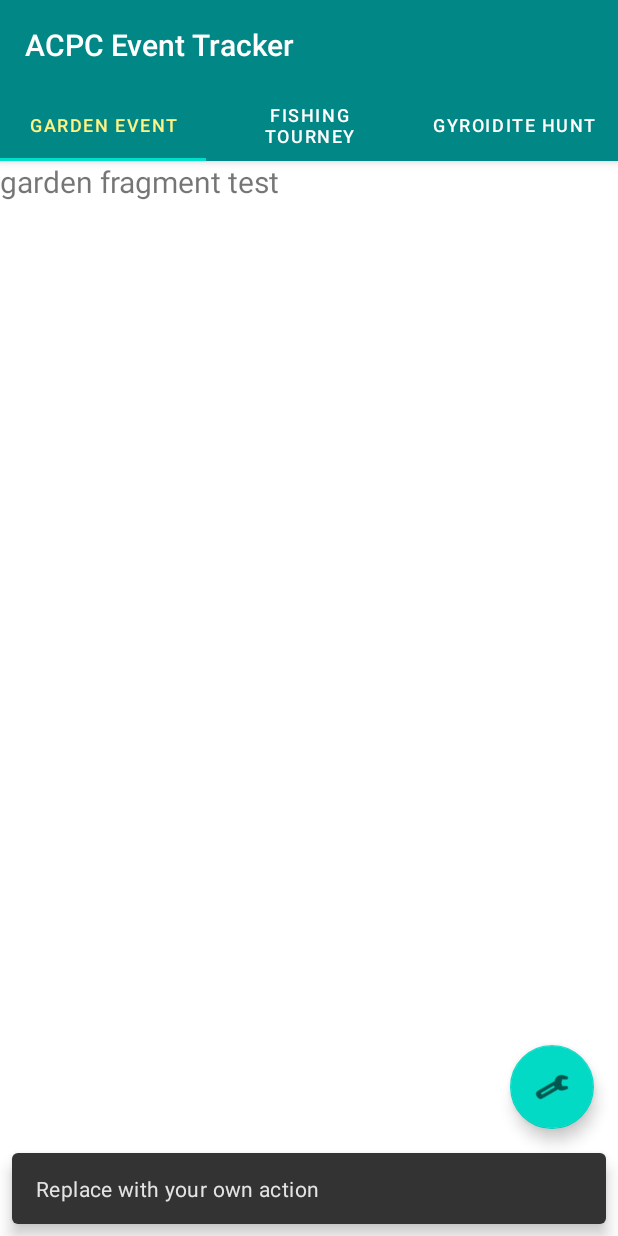
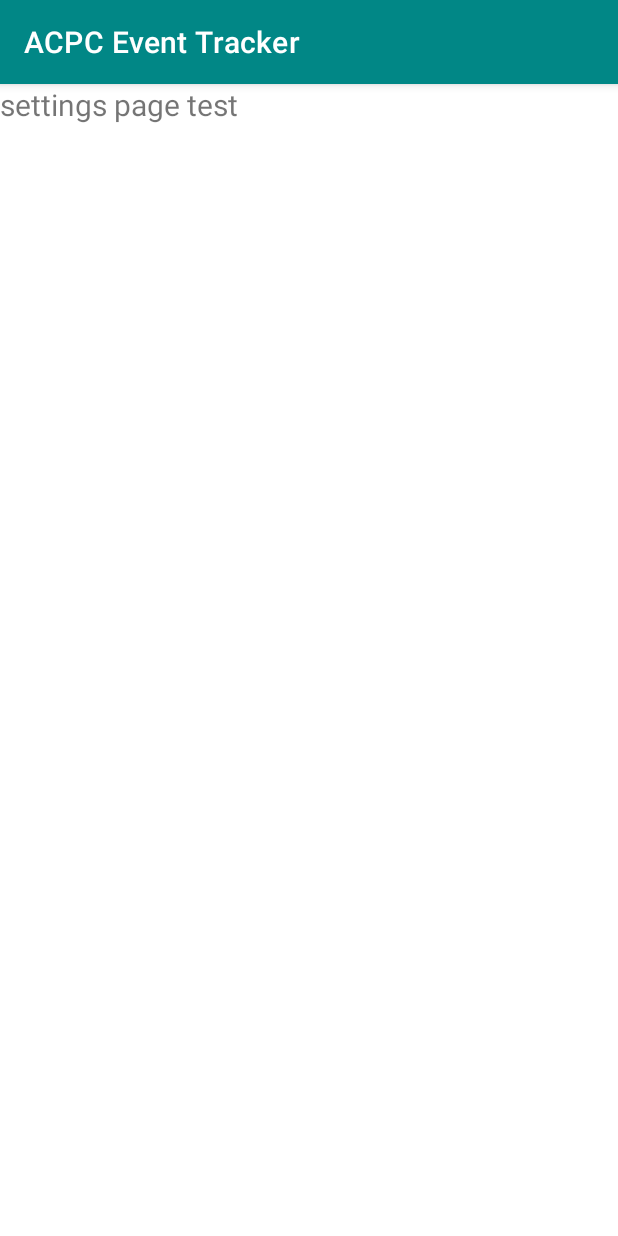
Before and after one commit to LaraLim/ACPC-Event-Tracker, an Android app: the screen it shows after launch (MainActivity before the commit, SettingsPage after it), after a tap on an icon or button, on a phone screen of 412 x 824 dp. Run offline under Robolectric (Android 15) with nearby library versions, the phone set to English and light mode, and no system bars.

Commit message:
Added settings page, changed theme colour

```diff
--- a/app/src/main/AndroidManifest.xml
+++ b/app/src/main/AndroidManifest.xml
@@ -9,6 +9,8 @@
         android:roundIcon="@mipmap/ic_launcher_round"
         android:supportsRtl="true"
         android:theme="@style/Theme.ACPCEventTracker">
+
+        <activity android:name=".SettingsPage" />
         <activity
             android:name=".MainActivity"
             android:label="@string/app_name"
--- a/app/src/main/java/com/example/acpceventtracker/MainActivity.java
+++ b/app/src/main/java/com/example/acpceventtracker/MainActivity.java
@@ -1,5 +1,6 @@
 package com.example.acpceventtracker;
 
+import android.content.Intent;
 import android.os.Bundle;
 
 import com.google.android.material.floatingactionbutton.FloatingActionButton;
@@ -37,8 +38,9 @@ public class MainActivity extends AppCompatActivity {
         fab.setOnClickListener(new View.OnClickListener() {
             @Override
             public void onClick(View view) {
-                Snackbar.make(view, "Replace with your own action", Snackbar.LENGTH_LONG)
-                        .setAction("Action", null).show();
+                startActivity(new Intent(MainActivity.this, SettingsPage.class));
+//                Snackbar.make(view, "Replace with your own action", Snackbar.LENGTH_LONG)
+//                        .setAction("Action", null).show();
             }
         });
     }
--- /dev/null
+++ b/app/src/main/java/com/example/acpceventtracker/SettingsPage.java
@@ -0,0 +1,21 @@
+package com.example.acpceventtracker;
+
+import android.os.Bundle;
+import android.os.PersistableBundle;
+import android.widget.TextView;
+
+import androidx.annotation.Nullable;
+import androidx.appcompat.app.AppCompatActivity;
+
+public class SettingsPage extends AppCompatActivity {
+
+    TextView placeholderText;
+
+    @Override
+    protected void onCreate(Bundle savedInstanceState) {
+        super.onCreate(savedInstanceState);
+        setContentView(R.layout.activity_settings);
+
+        placeholderText = findViewById(R.id.placeholderText);
+    }
+}
--- /dev/null
+++ b/app/src/main/res/layout/activity_settings.xml
@@ -0,0 +1,24 @@
+<?xml version="1.0" encoding="utf-8"?>
+<androidx.constraintlayout.widget.ConstraintLayout xmlns:android="http://schemas.android.com/apk/res/android"
+    android:layout_width="match_parent"
+    android:layout_height="match_parent"
+    android:backgroundTint="@color/teal_700">
+
+    <ScrollView
+        android:layout_width="match_parent"
+        android:layout_height="match_parent">
+
+        <LinearLayout
+            android:layout_width="match_parent"
+            android:layout_height="wrap_content"
+            android:orientation="vertical">
+
+            <TextView
+                android:id="@+id/placeholderText"
+                android:layout_width="match_parent"
+                android:layout_height="wrap_content"
+                android:text="settings page test"
+                android:textSize="20sp" />
+        </LinearLayout>
+    </ScrollView>
+</androidx.constraintlayout.widget.ConstraintLayout>
--- a/app/src/main/res/values-night/themes.xml
+++ b/app/src/main/res/values-night/themes.xml
@@ -2,8 +2,8 @@
     <!-- Base application theme. -->
     <style name="Theme.ACPCEventTracker" parent="Theme.MaterialComponents.DayNight.DarkActionBar">
         <!-- Primary brand color. -->
-        <item name="colorPrimary">@color/purple_200</item>
-        <item name="colorPrimaryVariant">@color/purple_700</item>
+        <item name="colorPrimary">@color/teal_700</item>
+        <item name="colorPrimaryVariant">@color/teal_dark</item>
         <item name="colorOnPrimary">@color/black</item>
         <!-- Secondary brand color. -->
         <item name="colorSecondary">@color/teal_200</item>
--- a/app/src/main/res/values/colors.xml
+++ b/app/src/main/res/values/colors.xml
@@ -5,6 +5,7 @@
     <color name="purple_700">#FF3700B3</color>
     <color name="teal_200">#FF03DAC5</color>
     <color name="teal_700">#FF018786</color>
+    <color name="teal_dark">#FF006564</color>
     <color name="black">#FF000000</color>
     <color name="white">#FFFFFFFF</color>
 </resources>
--- a/app/src/main/res/values/themes.xml
+++ b/app/src/main/res/values/themes.xml
@@ -2,8 +2,8 @@
     <!-- Base application theme. -->
     <style name="Theme.ACPCEventTracker" parent="Theme.MaterialComponents.DayNight.DarkActionBar">
         <!-- Primary brand color. -->
-        <item name="colorPrimary">@color/purple_500</item>
-        <item name="colorPrimaryVariant">@color/purple_700</item>
+        <item name="colorPrimary">@color/teal_700</item>
+        <item name="colorPrimaryVariant">@color/teal_dark</item>
         <item name="colorOnPrimary">@color/white</item>
         <!-- Secondary brand color. -->
         <item name="colorSecondary">@color/teal_200</item>
```
